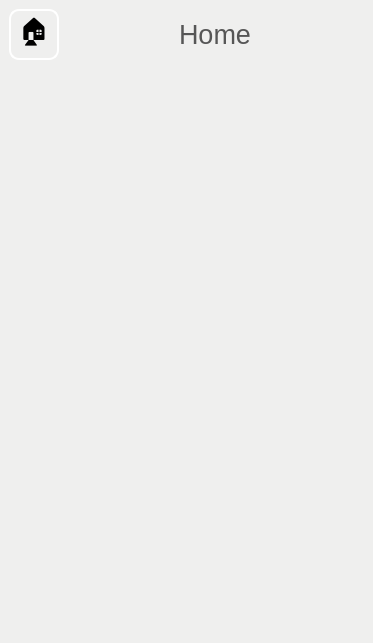
Anmol-A-jain/Dyner-order-client, file dynerandroid.ui: the form before one commit.
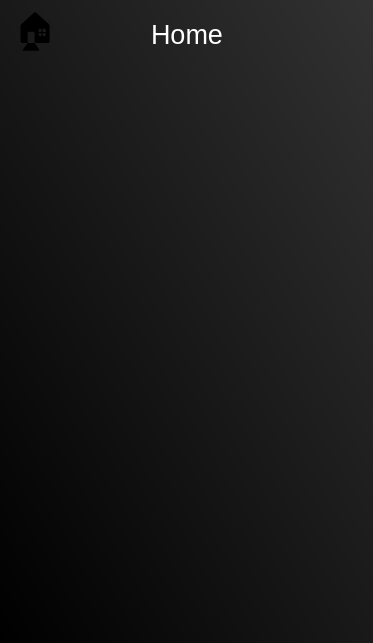
The form after the commit. Icons and pictures are not drawn.

```diff
--- a/dynerandroid.ui
+++ b/dynerandroid.ui
@@ -14,7 +14,9 @@
    <string>DynerAndroid</string>
   </property>
   <property name="styleSheet">
-   <string notr="true"/>
+   <string notr="true">#DynerAndroid{
+	background-color: rgb(0, 0, 0);
+}</string>
   </property>
   <widget class="QWidget" name="centralwidget">
    <property name="styleSheet">
@@ -42,7 +44,8 @@
      <widget class="QWidget" name="mainWindow" native="true">
       <property name="styleSheet">
        <string notr="true">#mainWindow{
-		background-color: rgba(238, 238, 236,0.5);
+		background-color: rgba(100, 100, 100,0.5);
+	background-color: qlineargradient(spread:pad, x1:0, y1:1, x2:1, y2:0, stop:0 rgba(0, 0, 0,0.5), stop:1 rgba(100, 100, 100,0.5));
 }</string>
       </property>
       <layout class="QVBoxLayout" name="verticalLayout">
@@ -66,7 +69,7 @@
          <property name="minimumSize">
           <size>
            <width>0</width>
-           <height>70</height>
+           <height>0</height>
           </size>
          </property>
          <property name="maximumSize">
@@ -76,12 +79,24 @@
           </size>
          </property>
          <property name="styleSheet">
-          <string notr="true">horizontalWidget{
-	border-radius:10px;
-	background-color:   qradialgradient(spread:pad, cx:0.5, cy:0.5, radius:0.5, fx:0.5, fy:0.5, stop:0 rgba(227, 171, 122, 1), stop:1 rgba(192, 130, 79, 1))
-}</string>
+          <string notr="true">border-bottom: 2px silid rgb(0, 0, 0);</string>
          </property>
          <layout class="QHBoxLayout" name="horizontalLayout">
+          <property name="spacing">
+           <number>6</number>
+          </property>
+          <property name="leftMargin">
+           <number>10</number>
+          </property>
+          <property name="topMargin">
+           <number>10</number>
+          </property>
+          <property name="rightMargin">
+           <number>10</number>
+          </property>
+          <property name="bottomMargin">
+           <number>10</number>
+          </property>
           <item>
            <widget class="QPushButton" name="btnHome">
             <property name="minimumSize">
@@ -92,12 +107,11 @@
             </property>
             <property name="font">
              <font>
-              <pointsize>20</pointsize>
+              <pointsize>28</pointsize>
              </font>
             </property>
             <property name="styleSheet">
              <string notr="true">background-color: rgba(0, 0, 0, 0);
-border:2px solid white;
 border-radius:10px;</string>
             </property>
             <property name="text">
@@ -134,7 +148,7 @@
            <widget class="QLabel" name="widgetTitle">
             <property name="minimumSize">
              <size>
-              <width>70</width>
+              <width>100</width>
               <height>50</height>
              </size>
             </property>
@@ -154,7 +168,7 @@
              <string notr="true">#widgetTitle
 {
 	color:;
-	color: rgb(86, 86, 86);
+	color: white;
 	font: 20pt &quot;MS Shell Dlg 2&quot;;
 	border-radius:10px;
 }</string>
@@ -183,6 +197,23 @@
             </property>
            </spacer>
           </item>
+          <item>
+           <widget class="QPushButton" name="pushButton">
+            <property name="minimumSize">
+             <size>
+              <width>50</width>
+              <height>50</height>
+             </size>
+            </property>
+            <property name="styleSheet">
+             <string notr="true">background-color: rgba(0, 0, 0, 0);
+border-radius:10px;</string>
+            </property>
+            <property name="text">
+             <string/>
+            </property>
+           </widget>
+          </item>
          </layout>
         </widget>
        </item>
@@ -214,7 +245,20 @@
             </property>
             <layout class="QVBoxLayout" name="verticalLayout_4">
              <item>
-              <layout class="QVBoxLayout" name="windowContainer"/>
+              <layout class="QVBoxLayout" name="windowContainer">
+               <property name="leftMargin">
+                <number>9</number>
+               </property>
+               <property name="topMargin">
+                <number>9</number>
+               </property>
+               <property name="rightMargin">
+                <number>9</number>
+               </property>
+               <property name="bottomMargin">
+                <number>9</number>
+               </property>
+              </layout>
              </item>
             </layout>
            </widget>
```
Left out of the diff: 2 changed lines with no effect on the pictures.
